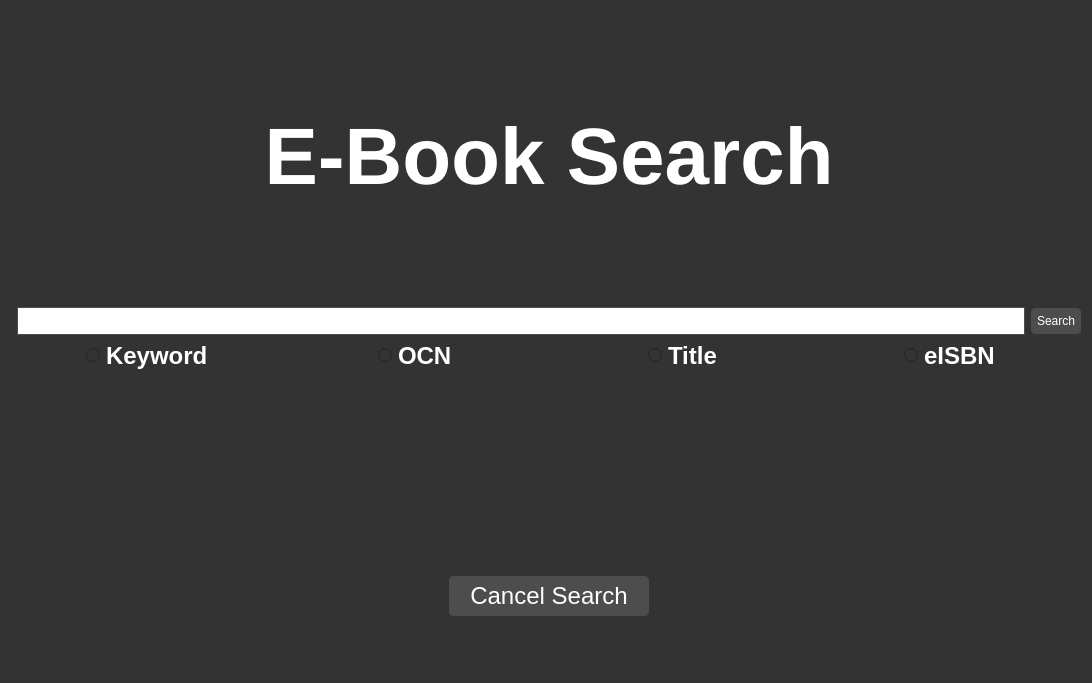
First picture: the form in source/program/driver/features/ui/SearchPage.ui, repository Teky500/Ebook-PR-Application, before the edit.
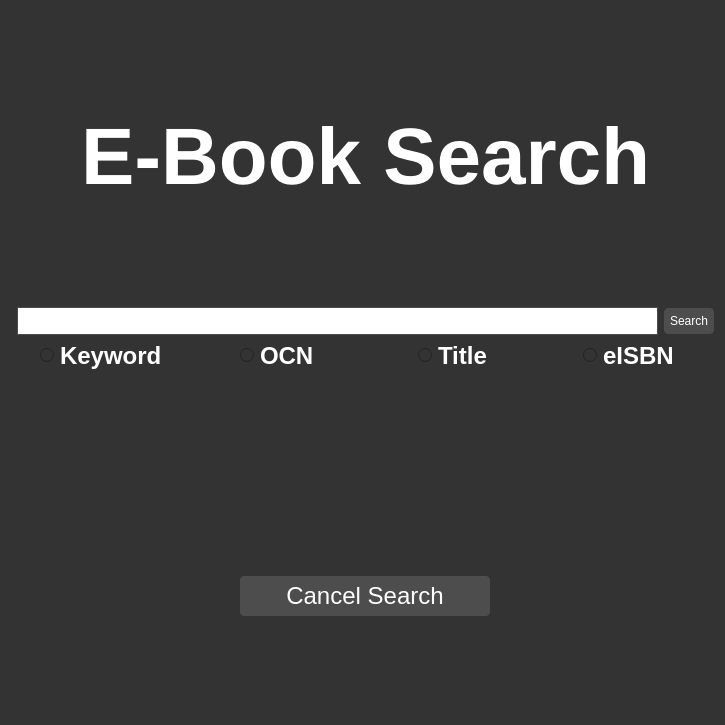
Second picture: the form after the edit.

```diff
--- a/source/program/driver/features/ui/SearchPage.ui
+++ b/source/program/driver/features/ui/SearchPage.ui
@@ -6,16 +6,10 @@
    <rect>
     <x>0</x>
     <y>0</y>
-    <width>1092</width>
-    <height>683</height>
+    <width>725</width>
+    <height>725</height>
    </rect>
   </property>
-  <property name="minimumSize">
-   <size>
-    <width>1092</width>
-    <height>683</height>
-   </size>
-  </property>
   <property name="windowTitle">
    <string>Search</string>
   </property>
@@ -43,11 +37,10 @@
         color: #ffffff;
     }
     QLineEdit {
-        background-color: #4d4d4d;
+        background-color: #ffffff;
         border: 1px solid #4d4d4d;
-        color: #ffffff;
+        color: #000000;
         padding: 5px;
-		font-weight: bold;
     }
     QTextEdit {
         background-color: #4d4d4d;
@@ -162,13 +155,7 @@
           </sizepolicy>
          </property>
          <property name="styleSheet">
-          <string notr="true">QLineEdit {
-        background-color: rgb(255, 255, 255);
-        border: 1px solid #4d4d4d;
-        color: #4d4d4d;
-        padding: 5px;
-		font-weight: bold;
-    }</string>
+          <string notr="true"/>
          </property>
          <property name="text">
           <string/>
@@ -268,6 +255,12 @@
        </property>
        <item>
         <widget class="QPushButton" name="pushButton_2">
+         <property name="minimumSize">
+          <size>
+           <width>250</width>
+           <height>0</height>
+          </size>
+         </property>
          <property name="maximumSize">
           <size>
            <width>200</width>
```
